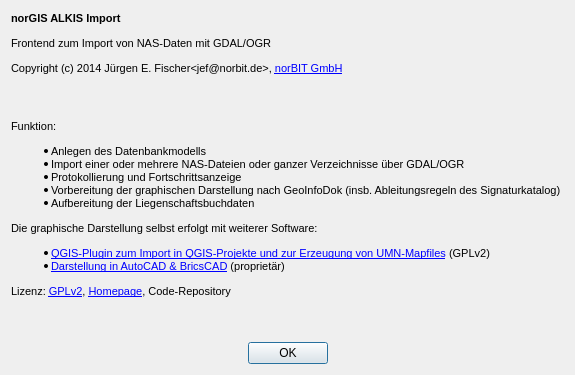
This is about.ui in norBIT/alkisimport as Qt 5 draws it before an edit. The edited form follows.
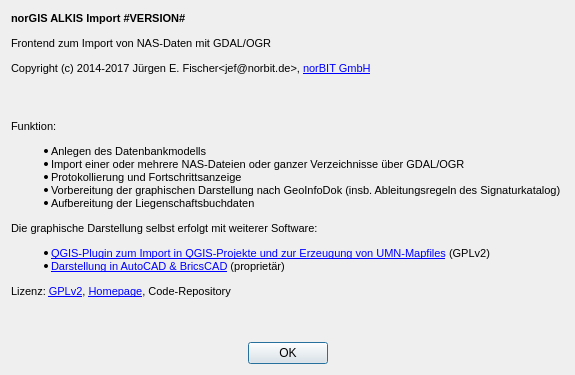
This is the edited form. Icons and pictures are not drawn.

Diff of the .ui file:
```diff
--- a/about.ui
+++ b/about.ui
@@ -63,9 +63,9 @@
 &lt;html&gt;&lt;head&gt;&lt;meta name=&quot;qrichtext&quot; content=&quot;1&quot; /&gt;&lt;style type=&quot;text/css&quot;&gt;
 p, li { white-space: pre-wrap; }
 &lt;/style&gt;&lt;/head&gt;&lt;body style=&quot; font-family:'MS Shell Dlg 2'; font-size:8pt; font-weight:400; font-style:normal;&quot;&gt;
-&lt;p&gt;&lt;strong&gt;norGIS ALKIS Import&lt;strong&gt;&lt;/p&gt;
+&lt;p&gt;&lt;strong&gt;norGIS ALKIS Import #VERSION#&lt;strong&gt;&lt;/p&gt;
 &lt;p&gt;Frontend zum Import von NAS-Daten mit GDAL/OGR&lt;/p&gt;
-&lt;p&gt;Copyright (c) 2014 Jürgen E. Fischer&amp;lt;jef@norbit.de&amp;gt;, &lt;a href=&quot;http://www.norbit.de/0/&quot;&gt;norBIT GmbH&lt;/a&gt;&lt;/p&gt;
+&lt;p&gt;Copyright (c) 2014-2017 Jürgen E. Fischer&amp;lt;jef@norbit.de&amp;gt;, &lt;a href=&quot;http://www.norbit.de/0/&quot;&gt;norBIT GmbH&lt;/a&gt;&lt;/p&gt;
 &lt;/body&gt;&lt;/html&gt;</string>
      </property>
      <property name="scaledContents">
```
Left out of the diff: 2 changed lines with no effect on the pictures.
